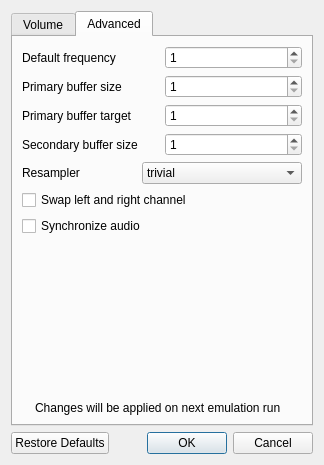
First picture: the form in Source/RMG-Audio/UserInterface/MainDialog.ui, repository Rosalie241/RMG, before the edit.
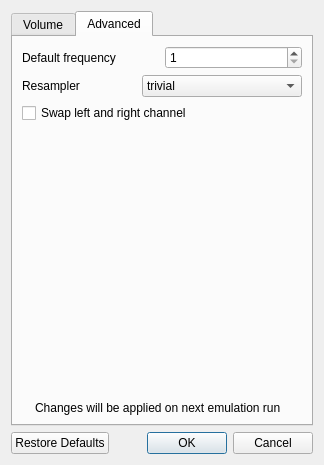
Second picture: the form after the edit. The open tabs and pages were chosen to show the change. Icons and pictures are not drawn.

Commit message: RMG-Audio: migrate to SDL3

```diff
--- a/Source/RMG-Audio/UserInterface/MainDialog.ui
+++ b/Source/RMG-Audio/UserInterface/MainDialog.ui
@@ -122,78 +122,6 @@
          </item>
         </layout>
        </item>
-       <item>
-        <layout class="QHBoxLayout" name="horizontalLayout_2">
-         <item>
-          <widget class="QLabel" name="label_3">
-           <property name="text">
-            <string>Primary buffer size</string>
-           </property>
-          </widget>
-         </item>
-         <item>
-          <widget class="QSpinBox" name="primaryBufferSizeSpinBox">
-           <property name="minimum">
-            <number>1</number>
-           </property>
-           <property name="maximum">
-            <number>100000</number>
-           </property>
-           <property name="singleStep">
-            <number>100</number>
-           </property>
-          </widget>
-         </item>
-        </layout>
-       </item>
-       <item>
-        <layout class="QHBoxLayout" name="horizontalLayout_3">
-         <item>
-          <widget class="QLabel" name="label_4">
-           <property name="text">
-            <string>Primary buffer target</string>
-           </property>
-          </widget>
-         </item>
-         <item>
-          <widget class="QSpinBox" name="primaryBufferTargetSpinBox">
-           <property name="minimum">
-            <number>1</number>
-           </property>
-           <property name="maximum">
-            <number>10000</number>
-           </property>
-           <property name="singleStep">
-            <number>100</number>
-           </property>
-          </widget>
-         </item>
-        </layout>
-       </item>
-       <item>
-        <layout class="QHBoxLayout" name="horizontalLayout_4">
-         <item>
-          <widget class="QLabel" name="label_5">
-           <property name="text">
-            <string>Secondary buffer size</string>
-           </property>
-          </widget>
-         </item>
-         <item>
-          <widget class="QSpinBox" name="secondaryBufferSizeSpinBox">
-           <property name="minimum">
-            <number>1</number>
-           </property>
-           <property name="maximum">
-            <number>1000</number>
-           </property>
-           <property name="singleStep">
-            <number>100</number>
-           </property>
-          </widget>
-         </item>
-        </layout>
-       </item>
        <item>
         <layout class="QHBoxLayout" name="horizontalLayout_6">
          <item>
@@ -301,13 +229,6 @@
          </property>
         </widget>
        </item>
-       <item>
-        <widget class="QCheckBox" name="synchronizeAudioCheckBox">
-         <property name="text">
-          <string>Synchronize audio</string>
-         </property>
-        </widget>
-       </item>
        <item>
         <spacer name="verticalSpacer">
          <property name="orientation">
```
The commit also changes 8 other files.
